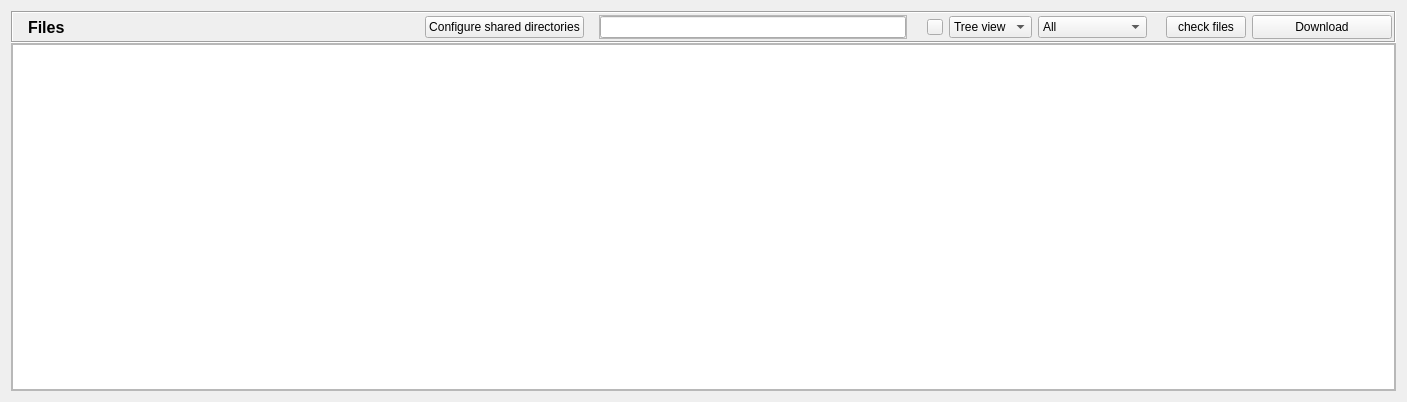
Old version of the form retroshare-gui/src/gui/FileTransfer/SharedFilesDialog.ui in the repository RetroShare/RetroShare.
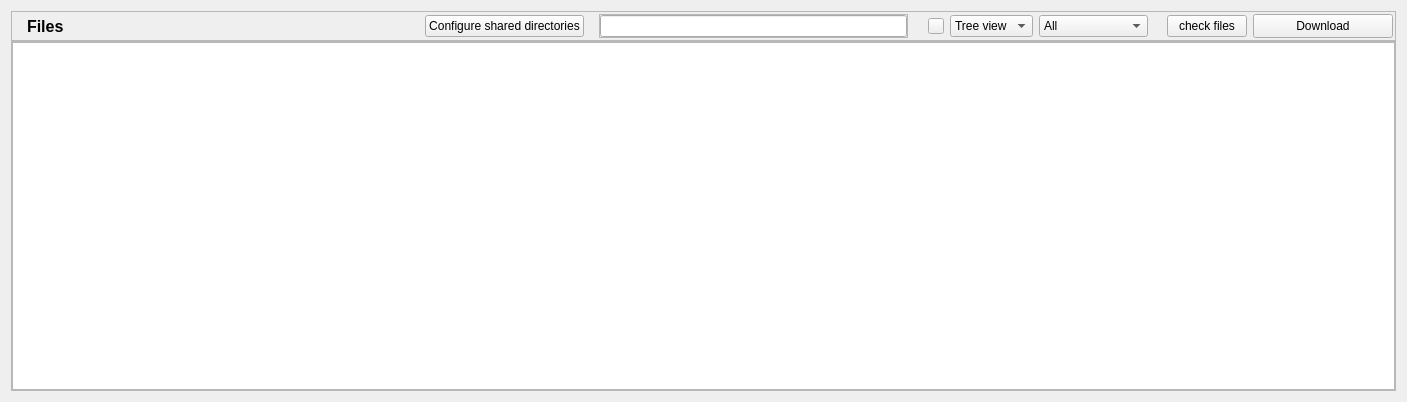
New version of the form. Icons and pictures are not drawn. Custom widgets are drawn as their Qt base class.

Commit message:
Fixed some frames to get compatible for system style
* Fixed some frames to get compatible for system style
* update macos package script

What changed in the file:
```diff
--- a/retroshare-gui/src/gui/FileTransfer/SharedFilesDialog.ui
+++ b/retroshare-gui/src/gui/FileTransfer/SharedFilesDialog.ui
@@ -23,10 +23,10 @@
       </sizepolicy>
      </property>
      <property name="frameShape">
-      <enum>QFrame::Box</enum>
+      <enum>QFrame::StyledPanel</enum>
      </property>
      <property name="frameShadow">
-      <enum>QFrame::Sunken</enum>
+      <enum>QFrame::Raised</enum>
      </property>
      <layout class="QHBoxLayout" name="horizontalLayout_2">
       <property name="leftMargin">
```
Left out of the diff: 2 changed lines with no effect on the pictures. The commit also changes 7 other files.
